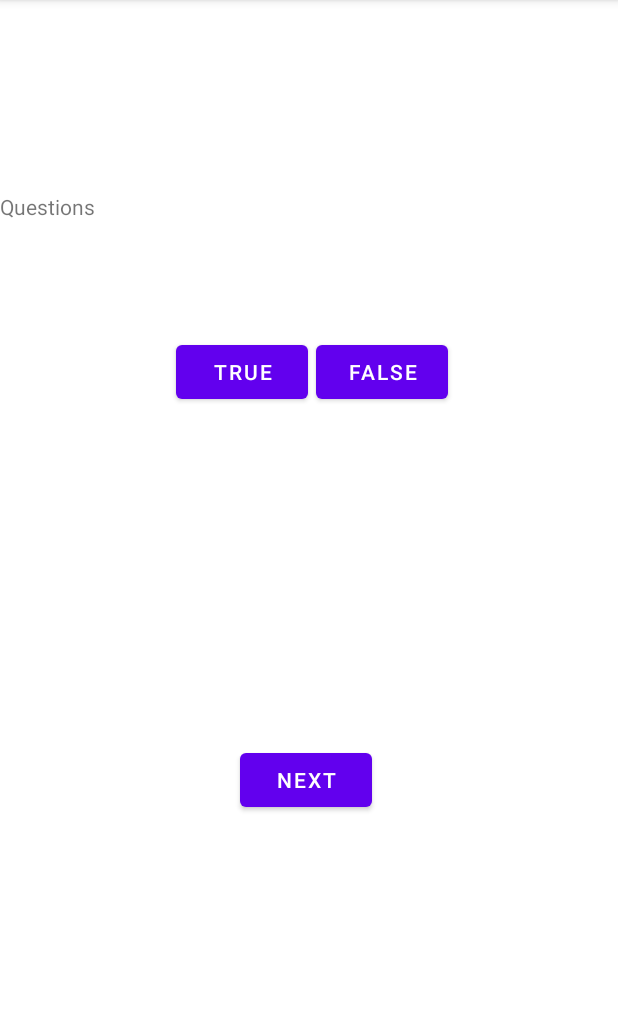
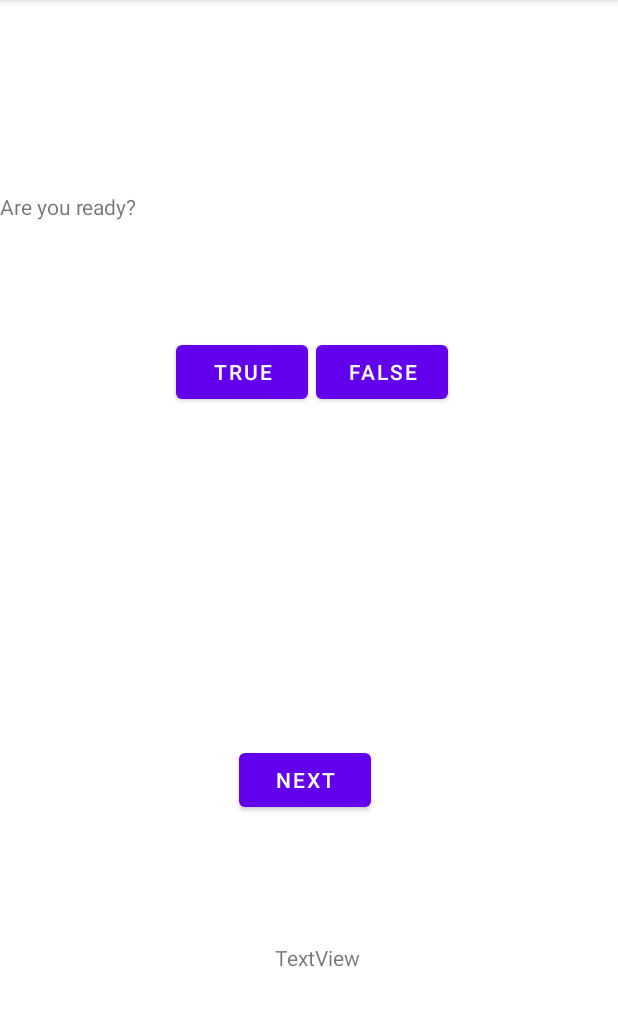
Before and after one commit to Computer217/Quiz-App-Android, an Android app: the screen it shows after launch (MainActivity), after a tap on "TRUE", on a phone screen of 412 x 824 dp, the part 84-1110 px from its top. Run offline under Robolectric (Android 15) with nearby library versions, the phone set to English and light mode, and no system bars; 3 statements that could not run were skipped.

```diff
--- a/app/src/main/java/com/example/a2021_02_quizapp/MainActivity.java
+++ b/app/src/main/java/com/example/a2021_02_quizapp/MainActivity.java
@@ -2,6 +2,10 @@ package com.example.a2021_02_quizapp;
 
 import android.os.Bundle;
 
+import com.example.a2021_02_quizapp.controller.NextQuestion;
+import com.example.a2021_02_quizapp.controller.Score;
+import com.example.a2021_02_quizapp.model.AllQuestions;
+import com.example.a2021_02_quizapp.model.Question;
 import com.google.android.material.floatingactionbutton.FloatingActionButton;
 import com.google.android.material.snackbar.Snackbar;
 
@@ -18,7 +22,17 @@ import android.widget.TextView;
 
 public class MainActivity extends AppCompatActivity {
 
-    private final String N_TAG = "IN_ONLICK";
+    private static final String TAG_INDEX = "GAME_MAIN_ACTIVITY";
+
+    private TextView questionView;
+    private TextView scoreView;
+    private Button true_Button;
+    private Button false_Button;
+    private Button next_Button;
+
+    AllQuestions allQuestions = new AllQuestions();
+    NextQuestion nextQuestion = new NextQuestion();
+    Score score = new Score();
 
     @Override
     protected void onCreate(Bundle savedInstanceState) {
@@ -27,18 +41,41 @@ public class MainActivity extends AppCompatActivity {
         Toolbar toolbar = findViewById(R.id.toolbar);
         setSupportActionBar(toolbar);
 
+        questionView = findViewById(R.id.question_view);
+        scoreView = findViewById(R.id.scoreView);
+
+        questionView.setText(R.string.start_q);
+        scoreView.setText(R.string.initial_score);
 
         //find buttons
-        TextView questionView = findViewById(R.id.question_view);
-        Button true_button = findViewById(R.id.t_button);
-        Button false_button = findViewById(R.id.f_button);
-        Button next_button = findViewById(R.id.next_button);
-
-        //question View - put questions in
-
+        true_Button = findViewById(R.id.t_button);
+        false_Button = findViewById(R.id.f_button);
+        next_Button = findViewById(R.id.next_button);
 
         //make sure the buttons are watching the screen
-        true_button.setOnClickListener(new View.OnClickListener() {
+        true_Button.setOnClickListener(new View.OnClickListener() {
+            @Override
+            public void onClick(View view) {
+                int index = nextQuestion.getCurrentQuestion();
+                Question question = null;
+                try {
+                    question = allQuestions.getQuestion(index);
+                } catch (Exception e) {
+                    Log.d(TAG_INDEX, "index out of bounds");
+                }
+
+                if (question.isQuestionTrue()) {
+                    score.correctAnswer();
+                    scoreView.setText(String.valueOf(score.getScore()));
+                }
+
+                //where is getQuestionID
+                index = allQuestions.getQuestion(index).getQuestionID();
+                questionView.setText(allQuestions.getQuestion(index).getQuestionID());
+            }
+        });
+
+        false_Button.setOnClickListener(new View.OnClickListener() {
             @Override
             public void onClick(View view) {
 
@@ -46,18 +83,9 @@ public class MainActivity extends AppCompatActivity {
             }
         });
 
-        false_button.setOnClickListener(new View.OnClickListener() {
-            @Override
-            public void onClick(View view) {
-
-
-            }
-        });
-
-        next_button.setOnClickListener(new View.OnClickListener() {
+        next_Button.setOnClickListener(new View.OnClickListener() {
             @Override
             public void onClick(View v) {
-                Log.i(N_TAG, "Clicked Next");
             }
         });
 
--- /dev/null
+++ b/app/src/main/java/com/example/a2021_02_quizapp/controller/NextQuestion.java
@@ -0,0 +1,14 @@
+package com.example.a2021_02_quizapp.controller;
+
+public class NextQuestion {
+    private static int index = 0;
+
+    public int getCurrentQuestion(){
+        return index;
+    }
+
+    public int getNextQuestionIndex(){
+        index++;
+        return index;
+    }
+}
--- /dev/null
+++ b/app/src/main/java/com/example/a2021_02_quizapp/controller/Score.java
@@ -0,0 +1,19 @@
+package com.example.a2021_02_quizapp.controller;
+
+import com.example.a2021_02_quizapp.model.AllQuestions;
+
+public class Score {
+    public final int CORRECT_ANSWER = 10;
+    public final int SKIP_QUESTION = -5;
+    public int score;
+
+    public Score(){ score = 0; }
+
+    AllQuestions allQs = new AllQuestions();
+
+    public void correctAnswer() {score += CORRECT_ANSWER;}
+    public void skipQuestion() {score += SKIP_QUESTION;}
+    public int getScore() {return score;}
+
+
+}
--- a/app/src/main/java/com/example/a2021_02_quizapp/model/AllQuestions.java
+++ b/app/src/main/java/com/example/a2021_02_quizapp/model/AllQuestions.java
@@ -8,7 +8,15 @@ public class AllQuestions {
     private int currentQuestion = 0;
 
     public Question[] allQuestions = {
+            new Question(R.string.start_q, true),
             new Question(R.string.continent_q, true),
             new Question(R.string.oceans_q, false)
     };
+
+    public AllQuestions() {currentQuestion = 0;}
+
+    public Question getQuestion(int index){
+        index = index % allQuestions.length;
+        return allQuestions[index];
+    }
 }
--- a/app/src/main/java/com/example/a2021_02_quizapp/model/Question.java
+++ b/app/src/main/java/com/example/a2021_02_quizapp/model/Question.java
@@ -2,12 +2,16 @@ package com.example.a2021_02_quizapp.model;
 
 public class Question {
 
-    private int index;
+    private int id;
     private boolean isAnswerTrue;
 
     public Question(int id, boolean isTrue){
-        index = id;
+        this.id = id;
         isAnswerTrue = isTrue;
 
     }
+
+    public int getQuestionID() {return id;}
+
+    public boolean isQuestionTrue() { return isAnswerTrue; }
 }
--- a/app/src/main/res/layout/content_main.xml
+++ b/app/src/main/res/layout/content_main.xml
@@ -2,6 +2,7 @@
 <androidx.constraintlayout.widget.ConstraintLayout xmlns:android="http://schemas.android.com/apk/res/android"
     xmlns:app="http://schemas.android.com/apk/res-auto"
     xmlns:tools="http://schemas.android.com/tools"
+    android:id="@+id/scoreView"
     android:layout_width="match_parent"
     android:layout_height="match_parent"
     app:layout_behavior="@string/appbar_scrolling_view_behavior">
@@ -37,6 +38,7 @@
         android:text="Next"
         app:layout_constraintBottom_toBottomOf="parent"
         app:layout_constraintEnd_toEndOf="parent"
+        app:layout_constraintHorizontal_bias="0.0"
         app:layout_constraintStart_toStartOf="parent"
         app:layout_constraintTop_toBottomOf="@+id/t_button" />
 
@@ -52,4 +54,18 @@
         app:layout_constraintStart_toStartOf="parent"
         app:layout_constraintTop_toTopOf="parent" />
 
+    <TextView
+        android:id="@+id/textView3"
+        android:layout_width="wrap_content"
+        android:layout_height="wrap_content"
+        android:layout_marginStart="182dp"
+        android:layout_marginTop="610dp"
+        android:layout_marginEnd="171dp"
+        android:layout_marginBottom="102dp"
+        android:text="TextView"
+        app:layout_constraintBottom_toBottomOf="parent"
+        app:layout_constraintEnd_toEndOf="parent"
+        app:layout_constraintStart_toStartOf="parent"
+        app:layout_constraintTop_toTopOf="parent" />
+
 </androidx.constraintlayout.widget.ConstraintLayout>
--- a/app/src/main/res/values/strings.xml
+++ b/app/src/main/res/values/strings.xml
@@ -7,10 +7,12 @@
     <string name="next">Next</string>
     <string name="previous">Previous</string>
 
+    <string name="initial_score">0</string>
+    <string name="start_q"> Are you ready?</string>
+    <string name="continent_q"> There are 7 continents</string>
+    <string name="oceans_q"> There are 9 seas</string>
+
     <string name="hello_first_fragment">Hello first fragment</string>
     <string name="hello_second_fragment">Hello second fragment. Arg: %1$s</string>
 
-    <string name="continent_q"> There are 7 continents</string>
-    <string name="oceans_q"> There are 9 seas</string>
-
 </resources>
```
